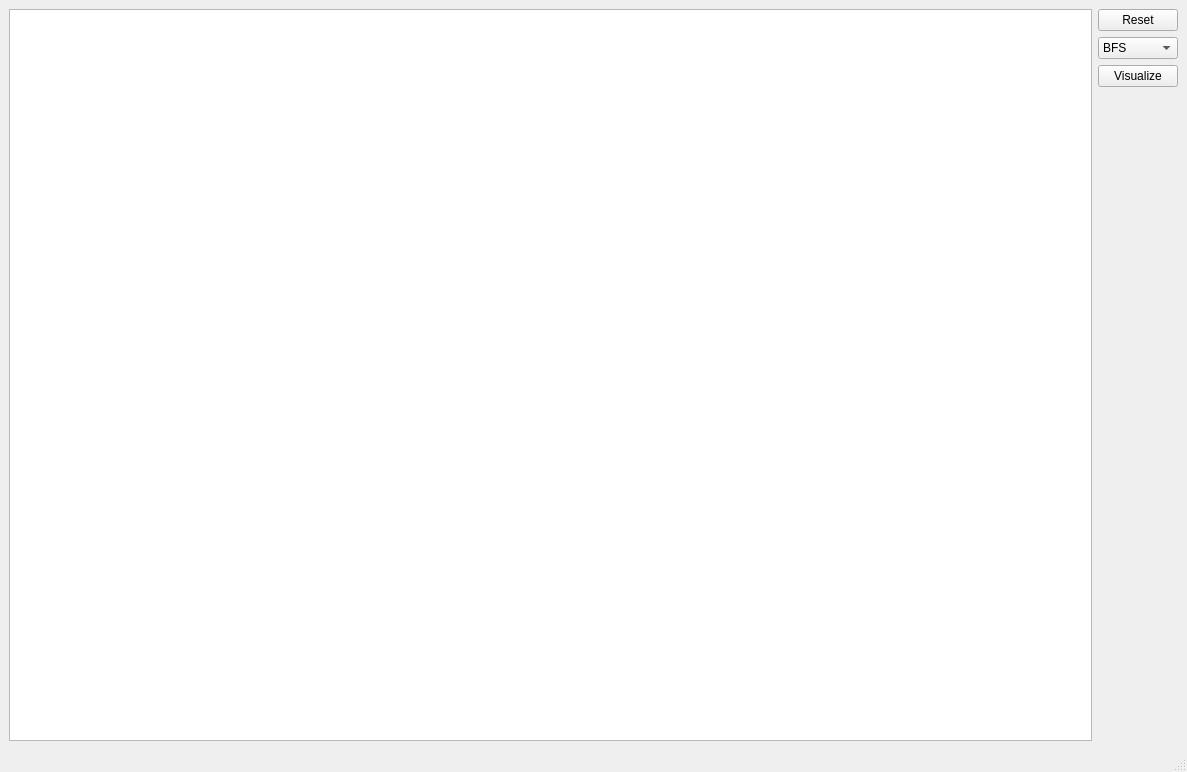
Above: mainwindow.ui from osamamuhammad3623/graph_algorithms_visualizer before the change. Below: the same form after it.
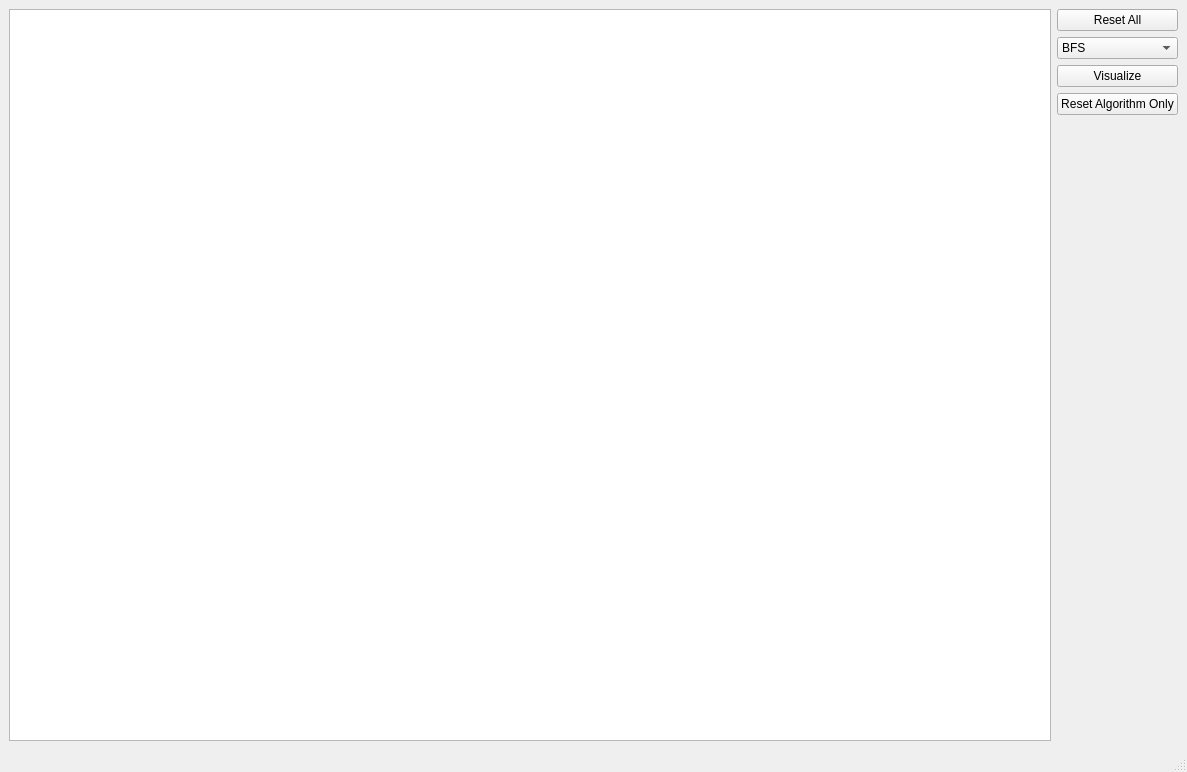
That is the form after the change.

Commit message: add ability to clear only algorithm visualization and keep obstacles

```diff
--- a/mainwindow.ui
+++ b/mainwindow.ui
@@ -15,6 +15,20 @@
   </property>
   <widget class="QWidget" name="centralwidget">
    <layout class="QGridLayout" name="gridLayout">
+    <item row="2" column="1">
+     <widget class="QPushButton" name="go">
+      <property name="text">
+       <string>Visualize</string>
+      </property>
+     </widget>
+    </item>
+    <item row="0" column="1">
+     <widget class="QPushButton" name="start_btn">
+      <property name="text">
+       <string>Reset All</string>
+      </property>
+     </widget>
+    </item>
     <item row="1" column="1">
      <widget class="QComboBox" name="algorithm">
       <property name="layoutDirection">
@@ -37,20 +51,20 @@
       </item>
      </widget>
     </item>
-    <item row="0" column="1">
-     <widget class="QPushButton" name="start_btn">
-      <property name="text">
-       <string>Reset</string>
-      </property>
-     </widget>
-    </item>
-    <item row="0" column="0" rowspan="5">
+    <item row="0" column="0" rowspan="8">
      <widget class="QGraphicsView" name="graphicsView"/>
     </item>
-    <item row="2" column="1">
-     <widget class="QPushButton" name="go">
+    <item row="3" column="1">
+     <widget class="QPushButton" name="reset_algorithm">
       <property name="text">
-       <string>Visualize</string>
+       <string>Reset Algorithm Only</string>
+      </property>
+     </widget>
+    </item>
+    <item row="4" column="1">
+     <widget class="QLabel" name="steps_label">
+      <property name="text">
+       <string/>
       </property>
      </widget>
     </item>
```
The commit also changes 3 other files.
